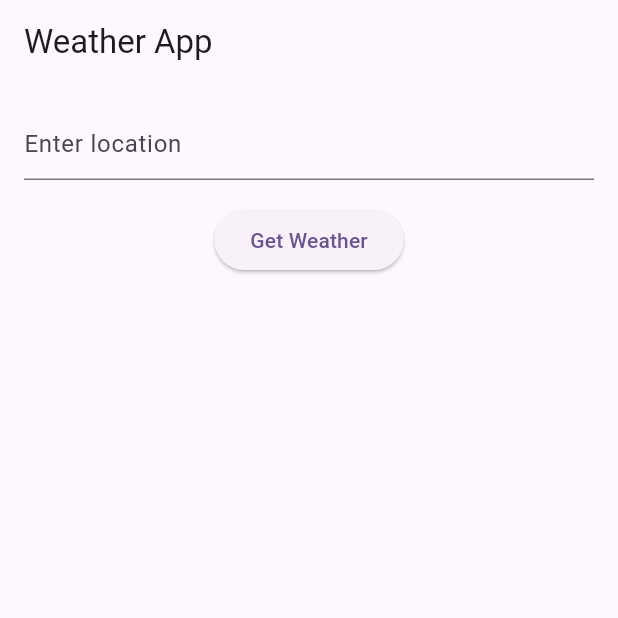
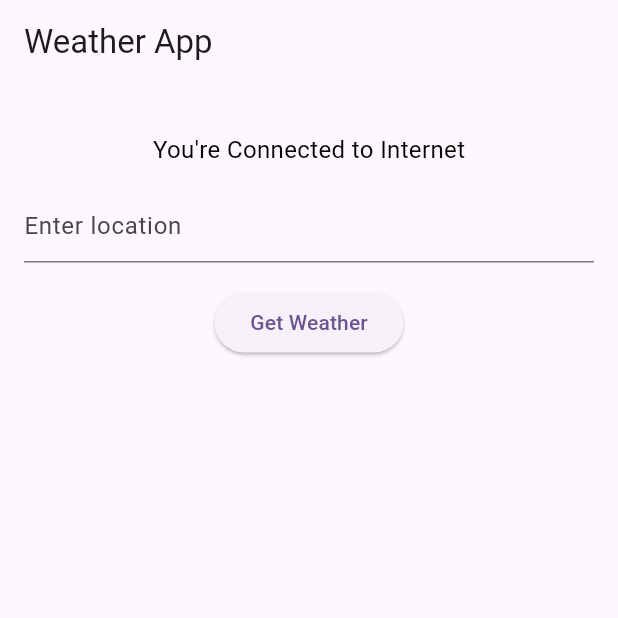
Before and after one commit to Dipak4523/WeatherApp, a Flutter app: the screen it shows after launch, on a phone screen of 412 x 824 dp, the top half of it. Run offline on Flutter 3.47's test engine with Material 3 defaults, Android fonts, the phone set to English and light mode, and no system bars; our stand-ins replace connectivity_plus, flutter_bloc.

Commit message:
-managed network connected

```diff
--- /dev/null
+++ b/lib/bloc/network_bloc.dart
@@ -0,0 +1,42 @@
+import 'package:flutter_bloc/flutter_bloc.dart';
+
+import '../data/network_helper.dart';
+
+abstract class NetworkState {}
+
+class NetworkInitial extends NetworkState {}
+
+class NetworkSuccess extends NetworkState {}
+
+class NetworkFailure extends NetworkState {}
+
+
+abstract class NetworkEvent {}
+
+class NetworkObserve extends NetworkEvent {}
+
+class NetworkNotify extends NetworkEvent {
+  final bool isConnected;
+
+  NetworkNotify({this.isConnected = false});
+}
+
+
+class NetworkBloc extends Bloc<NetworkEvent, NetworkState> {
+  NetworkBloc._() : super(NetworkInitial()) {
+    on<NetworkObserve>(_observe);
+    on<NetworkNotify>(_notifyStatus);
+  }
+
+  static final NetworkBloc _instance = NetworkBloc._();
+
+  factory NetworkBloc() => _instance;
+
+  void _observe(event, emit) {
+    NetworkHelper.observeNetwork();
+  }
+
+  void _notifyStatus(NetworkNotify event, emit) {
+    event.isConnected ? emit(NetworkSuccess()) : emit(NetworkFailure());
+  }
+}
--- a/lib/data/api_endpoints.dart
+++ b/lib/data/api_endpoints.dart
@@ -1,5 +1,4 @@
 class APIENDPOINTS{
- // https://api.openweathermap.org/data/2.5/weather?
   static String baseUrl = 'https://api.openweathermap.org/data/2.5/';
   static String APP_ID = '60116f93fad327356216e10e741fda13';
 }
--- /dev/null
+++ b/lib/data/network_helper.dart
@@ -0,0 +1,16 @@
+import 'package:connectivity_plus/connectivity_plus.dart';
+import '../bloc/network_bloc.dart';
+
+class NetworkHelper {
+  static void observeNetwork() {
+    Connectivity()
+        .onConnectivityChanged
+        .listen((List<ConnectivityResult> event) {
+      if (event.first == ConnectivityResult.none) {
+        NetworkBloc().add(NetworkNotify());
+      } else {
+        NetworkBloc().add(NetworkNotify(isConnected: true));
+      }
+    });
+  }
+}
--- a/lib/main.dart
+++ b/lib/main.dart
@@ -1,5 +1,6 @@
 import 'package:flutter/material.dart';
 import 'package:flutter_bloc/flutter_bloc.dart';
+import 'package:weather_app/bloc/network_bloc.dart';
 import 'package:weather_app/bloc/weather_bloc.dart';
 import 'package:weather_app/pages/weather_screen.dart';
 import 'package:weather_app/repository/weather_repository.dart';
@@ -11,18 +12,20 @@ void main() {
           create: (context) =>
               WeatherBloc(WeatherRepository()),
         ),
+        BlocProvider<NetworkBloc>(
+          create: (context) =>
+              NetworkBloc()..add(NetworkObserve()),
+        ),
       ],
       child: const MyApp()));
 }
 
 class MyApp extends StatelessWidget {
   const MyApp({super.key});
-
-  // This widget is the root of your application.
   @override
   Widget build(BuildContext context) {
     return MaterialApp(
-      title: 'Flutter Demo',
+      title: 'Weather App',
       theme: ThemeData(
         colorScheme: ColorScheme.fromSeed(seedColor: Colors.deepPurple),
         useMaterial3: true,
--- a/lib/pages/weather_screen.dart
+++ b/lib/pages/weather_screen.dart
@@ -2,10 +2,8 @@ import 'package:flutter/cupertino.dart';
 import 'package:flutter/material.dart';
 import 'package:flutter/widgets.dart';
 import 'package:flutter_bloc/flutter_bloc.dart';
+import 'package:weather_app/bloc/network_bloc.dart';
 import 'package:weather_app/bloc/weather_bloc.dart';
-import 'package:weather_app/model/weather_model.dart';
-
-import '../repository/weather_repository.dart';
 
 class WeatherScreen extends StatefulWidget {
   @override
@@ -13,12 +11,13 @@ class WeatherScreen extends StatefulWidget {
 }
 class _WeatherScreenState extends State<WeatherScreen> {
   final _locationController = TextEditingController();
-// final _weatherBloc = WeatherBloc(WeatherRepository());
   WeatherBloc? _weatherBloc;
+  NetworkBloc? _networkBloc;
 
   @override
   Widget build(BuildContext context) {
     _weatherBloc = BlocProvider.of<WeatherBloc>(context);
+    _networkBloc = BlocProvider.of<NetworkBloc>(context);
     return  Scaffold(
       appBar: AppBar(
         title: const Text("Weather App"),
@@ -27,6 +26,20 @@ class _WeatherScreenState extends State<WeatherScreen> {
         padding: const EdgeInsets.all(16),
         child: Column(
           children: [
+            const SizedBox(height: 16),
+            BlocBuilder<NetworkBloc, NetworkState>(
+              bloc: _networkBloc?..add(NetworkObserve()),
+              builder: (context, state) {
+                if (state is NetworkFailure) {
+                  return const Text("No Internet Connection",style: TextStyle(fontSize: 16,color: Colors.black),);
+                } else if (state is NetworkSuccess) {
+                  return const Text("You're Connected to Internet",style: TextStyle(fontSize: 16,color: Colors.black));
+                } else {
+                  return const SizedBox.shrink();
+                }
+              },
+            ),
+            const SizedBox(height: 16),
             TextField(
               controller: _locationController,
               decoration: const InputDecoration(
@@ -102,11 +115,6 @@ class _WeatherScreenState extends State<WeatherScreen> {
     );
   }
 
-
-
-
-
-
   @override
   void dispose() {
     _weatherBloc?.close();
--- a/lib/repository/weather_repository.dart
+++ b/lib/repository/weather_repository.dart
@@ -1,5 +1,4 @@
 import 'dart:convert';
-import 'dart:js_interop';
 
 import 'package:weather_app/data/api_endpoints.dart';
 import 'package:weather_app/model/error_model.dart';
@@ -13,7 +12,6 @@ class WeatherRepository {
       return WeatherModel.fromJson(jsonDecode(response.body.toString()));
     } else {
       return ErrorHandler.fromJson(jsonDecode(response.body.toString()));
-      //throw Exception("Failed to get weather");
     }
   }
 }
--- a/pubspec.yaml
+++ b/pubspec.yaml
@@ -16,6 +16,7 @@ dependencies:
   cupertino_icons: ^1.0.6
   flutter_bloc: ^8.1.0
   http: ^1.2.1
+  connectivity_plus: ^6.0.2
 
 dev_dependencies:
   flutter_test:
```
